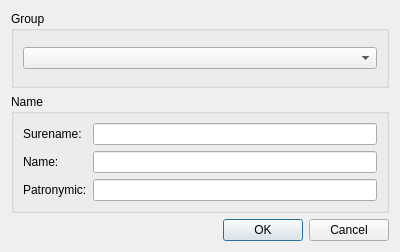
Testorator/Testik, file add_stud_dlg.ui: the form before one commit.
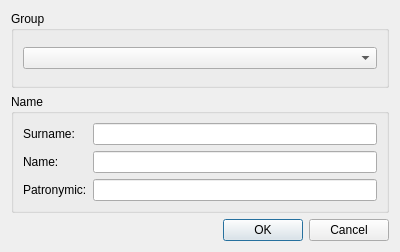
The form after the commit.

Commit message: fix surEname to surname

```diff
--- a/add_stud_dlg.ui
+++ b/add_stud_dlg.ui
@@ -52,7 +52,7 @@
       <item row="0" column="0">
        <widget class="QLabel" name="label">
         <property name="text">
-         <string>Surename:</string>
+         <string>Surname:</string>
         </property>
        </widget>
       </item>
```
Left out of the diff: 4 changed lines with no effect on the pictures. The commit also changes 6 other files.
